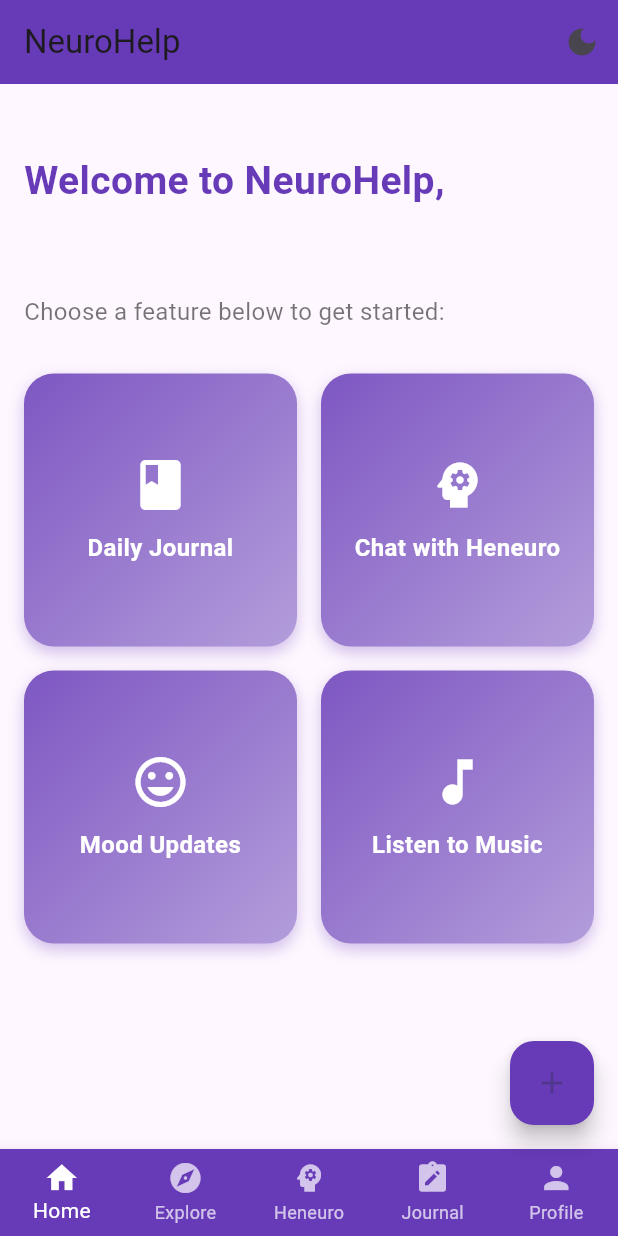
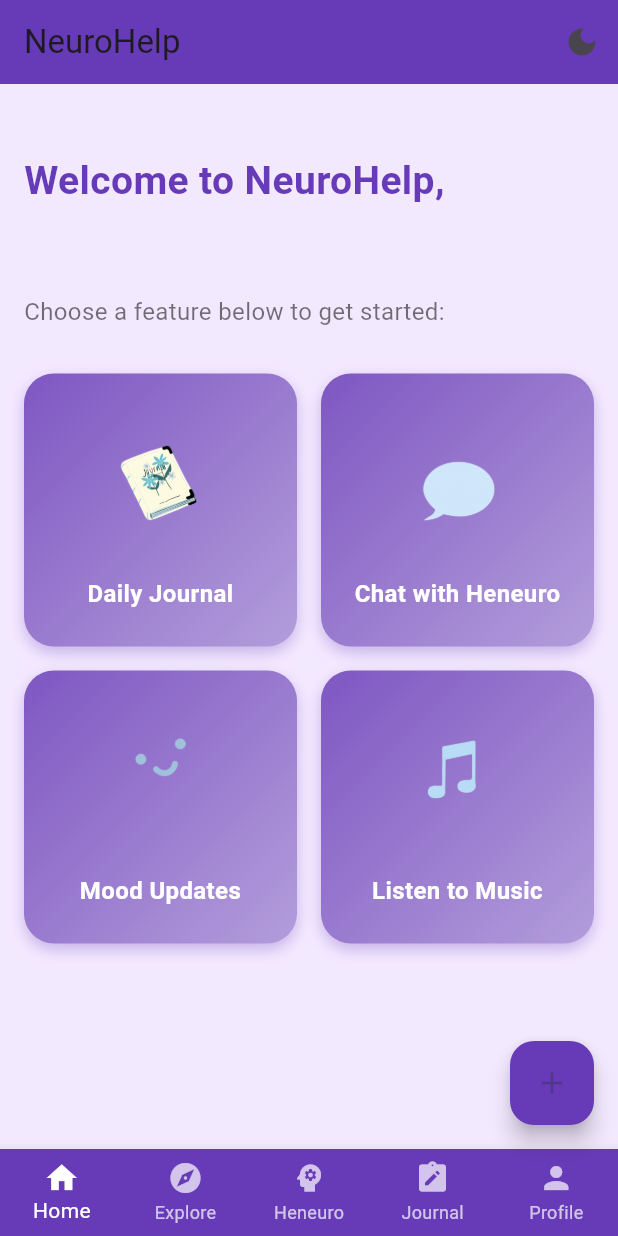
Before and after one commit to icaruskyle/finalprojectneurohelp, a Flutter app: the DashboardScreen screen opened directly with empty values, on a phone screen of 412 x 824 dp. Run offline on Flutter 3.47's test engine with Material 3 defaults, Android fonts, the light colour scheme and no system bars; our stand-ins replace firebase_core, shared_preferences; accounts and stored records are empty.

Commit message:
Updated dashboard screen and added new images for mood and music

```diff
--- a/lib/screens/dashboard_screen.dart
+++ b/lib/screens/dashboard_screen.dart
@@ -33,9 +33,10 @@ class _DashboardScreenState extends State<DashboardScreen> {
     _pageController.jumpToPage(index);
   }
 
-  // 🔹 Home Tab
+  // 🔹 HOME TAB
   Widget _buildHome() {
-    return Padding(
+    return Container(
+      color: const Color(0xFFF3E9FF), // Soft lavender background
       padding: const EdgeInsets.all(16.0),
       child: Column(
         crossAxisAlignment: CrossAxisAlignment.start,
@@ -61,33 +62,56 @@ class _DashboardScreenState extends State<DashboardScreen> {
               crossAxisSpacing: 16,
               mainAxisSpacing: 16,
               children: [
-                _buildHomeCard("Daily Journal", Icons.book, () {
+                // 🟣 Card with image - Daily Journal
+                _buildHomeCardWithImage(
+                  "Daily Journal",
+                  "assets/images/diary.png",
+                      () {
                     Navigator.push(
                       context,
                       MaterialPageRoute(
                         builder: (_) => const DailyJournalScreen(),
                       ),
                     );
-                }),
-                _buildHomeCard("Chat with Heneuro", Icons.psychology, () {
+                  },
+                ),
+
+                // 🟣 Card with image - Chat with Heneuro
+                _buildHomeCardWithImage(
+                  "Chat with Heneuro",
+                  "assets/images/chat.png",
+                      () {
                     _onItemTapped(2);
-                }),
-                _buildHomeCard("Mood Updates", Icons.mood, () {
+                  },
+                ),
+
+                // 🟣 Card with image - Mood Updates
+                _buildHomeCardWithImage(
+                  "Mood Updates",
+                  "assets/images/mood.png",
+                      () {
                     Navigator.push(
                       context,
                       MaterialPageRoute(
                         builder: (_) => const MoodUpdatesScreen(),
                       ),
                     );
-                }),
-                _buildHomeCard("Listen to Music", Icons.music_note, () {
+                  },
+                ),
+
+                // 🟣 Card with image - Listen to Music
+                _buildHomeCardWithImage(
+                  "Listen to Music",
+                  "assets/images/music.png",
+                      () {
                     Navigator.push(
                       context,
                       MaterialPageRoute(
                         builder: (_) => const MusicScreen(),
                       ),
                     );
-                }),
+                  },
+                ),
               ],
             ),
           ),
@@ -96,7 +120,9 @@ class _DashboardScreenState extends State<DashboardScreen> {
     );
   }
 
-  Widget _buildHomeCard(String title, IconData icon, VoidCallback onTap) {
+  // 🔹 CARD with IMAGE (for all main features)
+  Widget _buildHomeCardWithImage(
+      String title, String imagePath, VoidCallback onTap) {
     return InkWell(
       onTap: onTap,
       borderRadius: BorderRadius.circular(20),
@@ -119,8 +145,14 @@ class _DashboardScreenState extends State<DashboardScreen> {
         child: Column(
           mainAxisAlignment: MainAxisAlignment.center,
           children: [
-            Icon(icon, size: 40, color: Colors.white),
-            const SizedBox(height: 10),
+            // 🖼️ Larger image display for all icons
+            Image.asset(
+              imagePath,
+              height: 100,
+              width: 100,
+              fit: BoxFit.contain,
+            ),
+            const SizedBox(height: 12),
             Text(
               title,
               textAlign: TextAlign.center,
@@ -136,7 +168,7 @@ class _DashboardScreenState extends State<DashboardScreen> {
     );
   }
 
-  // 🔹 Explore Tab
+  // 🔹 EXPLORE TAB
   Widget _buildExplore() {
     return ListView(
       padding: const EdgeInsets.all(20),
@@ -173,7 +205,7 @@ class _DashboardScreenState extends State<DashboardScreen> {
     );
   }
 
-  // 🔹 Daily Journal + Mood Tracker Tab
+  // 🔹 Journal + Mood Tracker Tab
   Widget _buildJournalMood() {
     return Padding(
       padding: const EdgeInsets.all(20.0),
@@ -237,7 +269,7 @@ class _DashboardScreenState extends State<DashboardScreen> {
     );
   }
 
-  // 🔹 Profile Tab
+  // 🔹 PROFILE TAB
   Widget _buildProfile() {
     return ListView(
       padding: const EdgeInsets.all(20),
@@ -259,8 +291,6 @@ class _DashboardScreenState extends State<DashboardScreen> {
           ),
         ),
         const SizedBox(height: 30),
-
-        // ✅ working buttons only once
         _buildProfileButton(Icons.info, "Personal Information", onTap: () {
           Navigator.push(
             context,
@@ -291,8 +321,6 @@ class _DashboardScreenState extends State<DashboardScreen> {
             MaterialPageRoute(builder: (_) => const TermsConditionsScreen()),
           );
         }),
-
-        // ✅ extra profile features
         _buildProfileButton(Icons.contacts, "Emergency Contacts", onTap: () {
           Navigator.push(
             context,
@@ -312,7 +340,6 @@ class _DashboardScreenState extends State<DashboardScreen> {
             MaterialPageRoute(builder: (_) => const FeedbackScreen()),
           );
         }),
-
         _buildProfileButton(Icons.logout, "Logout", isLogout: true),
         _buildProfileButton(Icons.delete_forever, "Delete Account",
             isDelete: true),
@@ -425,7 +452,8 @@ class _DashboardScreenState extends State<DashboardScreen> {
           child: const Icon(Icons.add),
           onPressed: () {
             ScaffoldMessenger.of(context).showSnackBar(
-              const SnackBar(content: Text("Quick action coming soon")),
+              const SnackBar(
+                  content: Text("Quick action coming soon")),
             );
           },
         )
```
Also changed, not shown: assets/images/chat.png (added), assets/images/diary.png (added), assets/images/mood.png (added), assets/images/music.png (added). Lines whose indentation alone changed are shown as unchanged.
